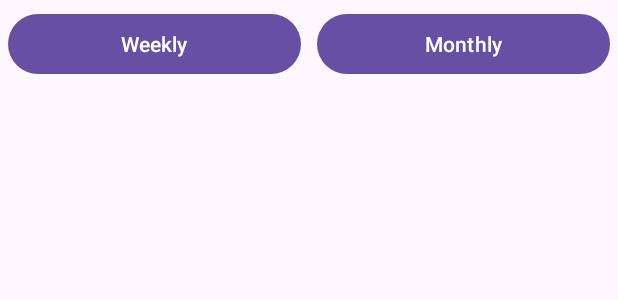
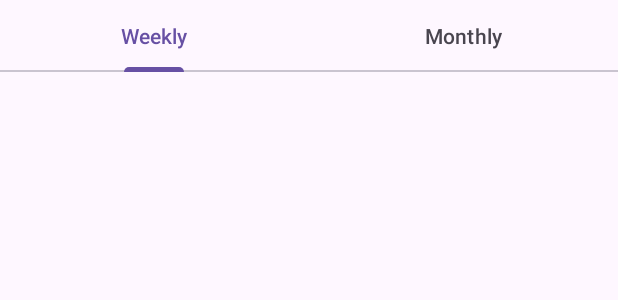
Before and after one commit to ydg0724/MobileTeamProject, an Android app: the layout activity_statistics.xml on its own in the app's theme, with its tools: preview values and no code run, on a phone screen of 412 x 824 dp. Shown: the top 300 px of the screen. Run offline under Robolectric (Android 15) with nearby library versions, the phone set to English and light mode, and no system bars.

Commit message:
change tab (1)

```diff
--- a/app/src/main/res/layout/activity_statistics.xml
+++ b/app/src/main/res/layout/activity_statistics.xml
@@ -13,7 +13,23 @@
         android:layout_width="match_parent"
         android:layout_height="wrap_content"
         android:orientation="horizontal">
-        <Button
+
+        <com.google.android.material.tabs.TabLayout
+            android:layout_width="match_parent"
+            android:layout_height="wrap_content"
+            android:id="@+id/tabs">
+
+            <com.google.android.material.tabs.TabItem
+                android:layout_width="wrap_content"
+                android:layout_height="wrap_content"
+                android:text="Weekly"/>
+            <com.google.android.material.tabs.TabItem
+                android:layout_width="wrap_content"
+                android:layout_height="wrap_content"
+                android:text="Monthly"/>
+
+        </com.google.android.material.tabs.TabLayout>
+        <!--<Button
             android:id="@+id/WeeklyBtn"
             android:layout_width="0dp"
             android:layout_height="match_parent"
@@ -28,7 +44,7 @@
             android:layout_margin="5dp"
             android:layout_weight="1"
             android:text="Monthly"
-            />
+            />-->
     </LinearLayout>
     <LinearLayout
         android:layout_width="match_parent"
--- a/gradle.properties
+++ b/gradle.properties
@@ -1,4 +1,4 @@
-# Project-wide Gradle settings.
+.# Project-wide Gradle settings.
 # IDE (e.g. Android Studio) users:
 # Gradle settings configured through the IDE *will override*
 # any settings specified in this file.
```
Also changed, not shown: app/src/main/java/com/example/mobileteamproject/StatisticsActivity.kt (+28 -13 lines).
